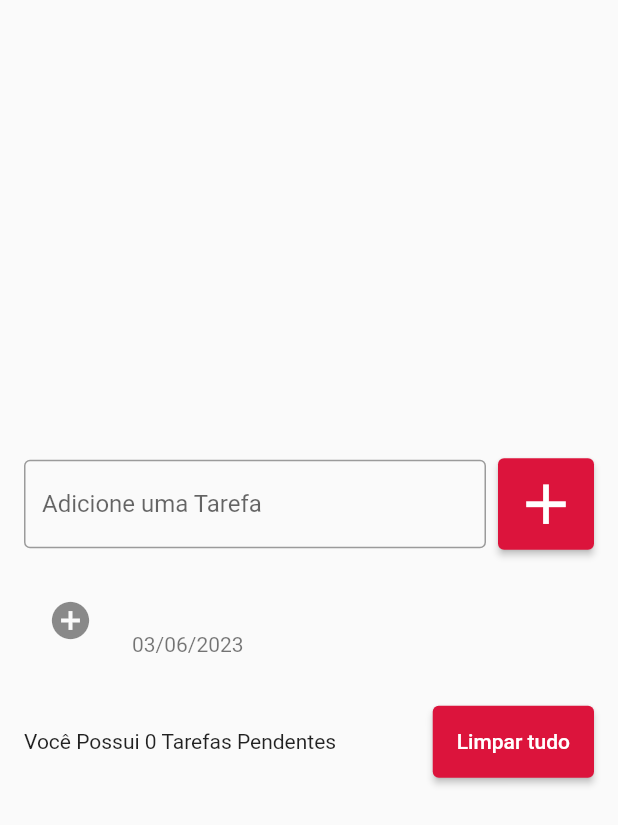
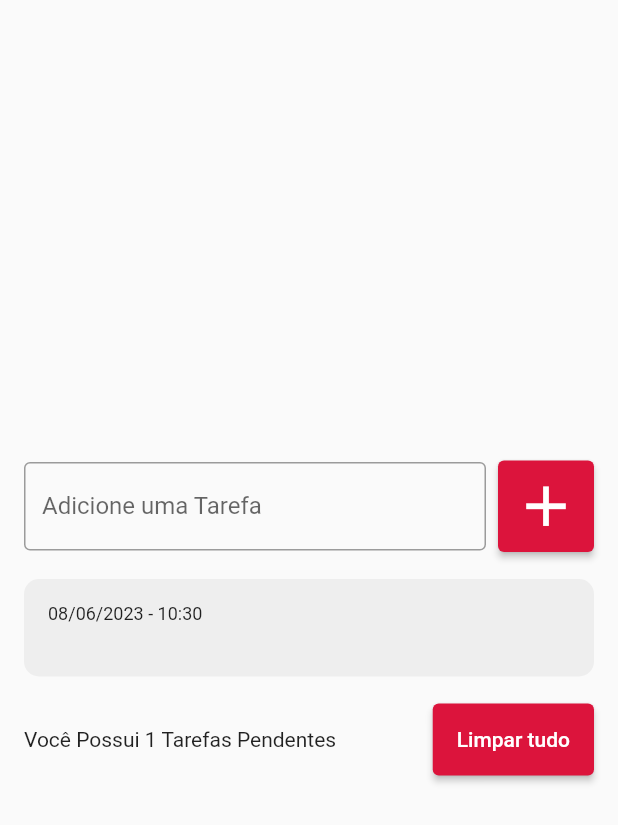
Before and after one commit to petersonpm/flutter-task-list, a Flutter app: the screen it shows after launch, after a tap on the "add" icon, on a phone screen of 412 x 824 dp. Shown: the top 825 px of the screen. Run offline on Flutter 3.47's test engine with Material 2 defaults, Android fonts, the light colour scheme and no system bars.

Commit message:
Adcionando Datas e Horas

```diff
--- a/lib/main.dart
+++ b/lib/main.dart
@@ -12,6 +12,7 @@ class MyApp extends StatelessWidget {
   @override
   Widget build(BuildContext context) {
     return MaterialApp(
+      debugShowCheckedModeBanner: false,
     home:  TodoListPage(),
     );
   }
--- /dev/null
+++ b/lib/models/todo.dart
@@ -0,0 +1,8 @@
+class Todo{
+
+  Todo ({required this.title , required this.dateTime});
+
+  String title;
+  DateTime dateTime;
+
+}
--- a/lib/pages/todo_list_page.dart
+++ b/lib/pages/todo_list_page.dart
@@ -1,4 +1,7 @@
 import 'package:flutter/material.dart';
+import 'package:lista/models/todo.dart';
+
+import '../widgets/todo_list_item.dart';
 
 class TodoListPage extends StatefulWidget {
    TodoListPage({Key? key}) : super(key: key);
@@ -10,14 +13,15 @@ class TodoListPage extends StatefulWidget {
 class _TodoListPageState extends State<TodoListPage> {
    final TextEditingController todoController = TextEditingController();
 
-  List<String> todos = [];
+  List<Todo> todos = [];
 
   @override
   Widget build(BuildContext context) {
-    return Scaffold(
+    return SafeArea(
+      child: Scaffold(
         body: Center(
           child: Padding(
-          padding: EdgeInsets.symmetric(horizontal: 16),
+            padding: const EdgeInsets.all(16),
             child: Column(
               mainAxisSize: MainAxisSize.min,
               children: [
@@ -38,7 +42,11 @@ class _TodoListPageState extends State<TodoListPage> {
                       onPressed: () {
                         String text =  todoController.text;
                         setState(() {
-                        todos.add(text);
+                          Todo newTodo = Todo(
+                            title: text,
+                            dateTime: DateTime.now()
+                          );
+                          todos.add(newTodo);
                         });
                         todoController.clear();
                       },
@@ -57,14 +65,9 @@ class _TodoListPageState extends State<TodoListPage> {
                   child: ListView(
                     shrinkWrap: true,
                     children:  [
-                    for(String todo in todos)
-                    ListTile(
-                      title: Text(todo),
-                      subtitle: Text('03/06/2023'),
-                      leading: Icon(Icons.add_circle, size: 30,),
-                      onTap: () {
-                        print('Tarefa $todo');
-                      },
+                      for(Todo todo in todos)
+                        TodoListItem(
+                          todo: todo,
                         ),
                     ],
                   ),
@@ -72,8 +75,8 @@ class _TodoListPageState extends State<TodoListPage> {
                 const SizedBox(height: 16),
                 Row(
                   children: [
-                  const Expanded(
-                    child: Text('Você Possui 0 Tarefas Pendentes'),
+                    Expanded(
+                      child: Text('Você Possui ${todos.length} Tarefas Pendentes',),
                     ),
                     SizedBox(width: 8),
                     ElevatedButton(
@@ -89,6 +92,7 @@ class _TodoListPageState extends State<TodoListPage> {
             ),
           ),
         ),
+      ),
     );
   }
 }
--- /dev/null
+++ b/lib/widgets/todo_list_item.dart
@@ -0,0 +1,42 @@
+import 'package:flutter/cupertino.dart';
+import 'package:flutter/material.dart';
+import 'package:intl/intl.dart';
+import 'package:lista/models/todo.dart';
+
+class TodoListItem extends StatelessWidget {
+  const TodoListItem({Key? key, required this.todo}) : super(key: key);
+
+  final Todo todo;
+
+  @override
+  Widget build(BuildContext context) {
+    return Container(
+      decoration: BoxDecoration(
+        borderRadius: BorderRadius.circular(10),
+        color: Colors.grey[200],
+      ),
+      margin: const EdgeInsets.symmetric(vertical: 2),
+      child: Padding(
+        padding: const EdgeInsets.all(16),
+        child: Column(
+          crossAxisAlignment: CrossAxisAlignment.start,
+          children: [
+             Text(
+               DateFormat('dd/MM/yyyy - HH:mm').format(todo.dateTime),
+              style: const TextStyle(
+                fontSize: 12,
+              ),
+            ),
+            Text(
+              todo.title,
+              style: const TextStyle(
+                fontSize: 16,
+                fontWeight: FontWeight.w700,
+              ),
+            ),
+          ],
+        ),
+      ),
+    );
+  }
+}
--- a/pubspec.yaml
+++ b/pubspec.yaml
@@ -35,6 +35,7 @@ dependencies:
   # The following adds the Cupertino Icons font to your application.
   # Use with the CupertinoIcons class for iOS style icons.
   cupertino_icons: ^1.0.2
+  intl:
 
 dev_dependencies:
   flutter_test:
```
Also changed, not shown: pubspec.lock. Lines whose indentation alone changed are shown as unchanged.
